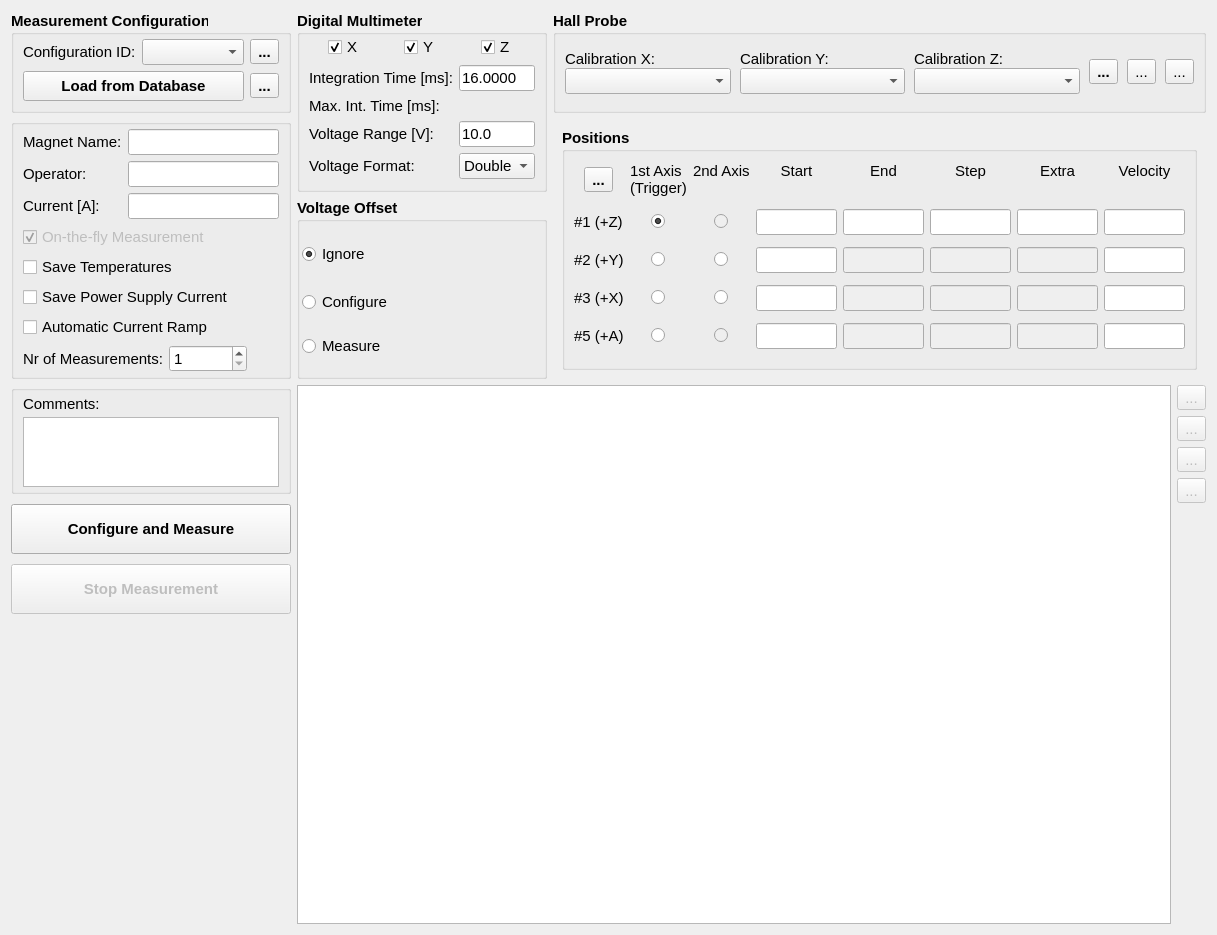
Old version of the form hallbench/gui/ui/measurementwidget.ui in the repository lnls-ima/hall-bench-control.
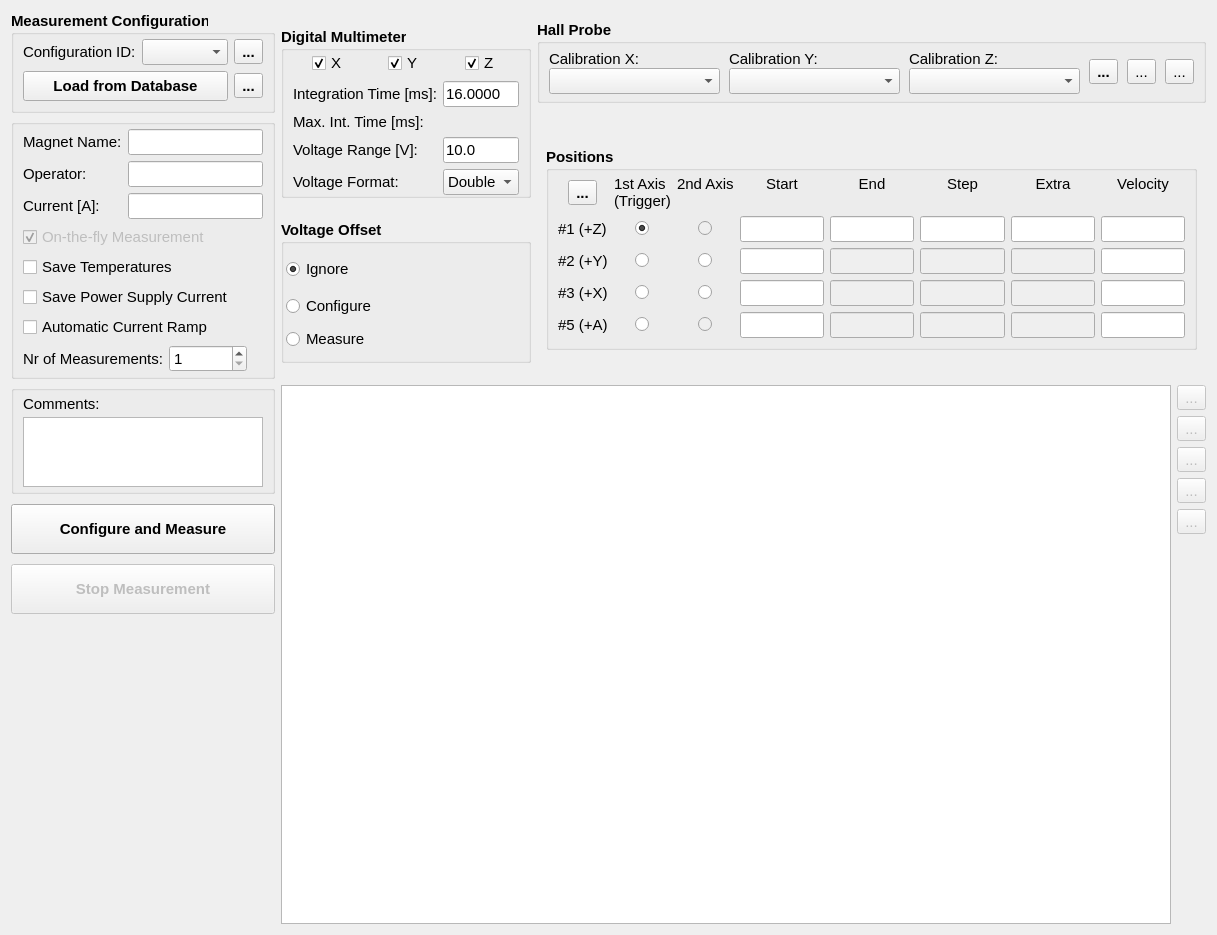
New version of the form. Icons and pictures are not drawn. Custom widgets are drawn as their Qt base class.

The edit to the form file:
```diff
--- a/hallbench/gui/ui/measurementwidget.ui
+++ b/hallbench/gui/ui/measurementwidget.ui
@@ -21,6 +21,12 @@
   <layout class="QGridLayout" name="gridLayout_7">
    <item row="1" column="0">
     <widget class="QGroupBox" name="groupBox_4">
+     <property name="sizePolicy">
+      <sizepolicy hsizetype="Preferred" vsizetype="Maximum">
+       <horstretch>0</horstretch>
+       <verstretch>0</verstretch>
+      </sizepolicy>
+     </property>
      <property name="font">
       <font>
        <weight>75</weight>
@@ -252,6 +258,12 @@
    </item>
    <item row="0" column="2">
     <widget class="QGroupBox" name="groupBox_3">
+     <property name="sizePolicy">
+      <sizepolicy hsizetype="Preferred" vsizetype="Maximum">
+       <horstretch>0</horstretch>
+       <verstretch>0</verstretch>
+      </sizepolicy>
+     </property>
      <property name="font">
       <font>
        <weight>75</weight>
@@ -263,10 +275,10 @@
      </property>
      <layout class="QGridLayout" name="gridLayout_6">
       <property name="topMargin">
-       <number>0</number>
+       <number>6</number>
       </property>
       <property name="bottomMargin">
-       <number>0</number>
+       <number>6</number>
       </property>
       <property name="horizontalSpacing">
        <number>9</number>
@@ -574,6 +586,12 @@
      </property>
      <item>
       <widget class="QGroupBox" name="groupBox_6">
+       <property name="sizePolicy">
+        <sizepolicy hsizetype="Preferred" vsizetype="Maximum">
+         <horstretch>0</horstretch>
+         <verstretch>0</verstretch>
+        </sizepolicy>
+       </property>
        <property name="minimumSize">
         <size>
          <width>250</width>
@@ -786,6 +804,12 @@
      </item>
      <item>
       <widget class="QGroupBox" name="groupBox_7">
+       <property name="sizePolicy">
+        <sizepolicy hsizetype="Preferred" vsizetype="Maximum">
+         <horstretch>0</horstretch>
+         <verstretch>0</verstretch>
+        </sizepolicy>
+       </property>
        <property name="font">
         <font>
          <weight>75</weight>
@@ -800,13 +824,13 @@
          <number>2</number>
         </property>
         <property name="topMargin">
-         <number>0</number>
+         <number>4</number>
         </property>
         <property name="rightMargin">
          <number>2</number>
         </property>
         <property name="bottomMargin">
-         <number>0</number>
+         <number>4</number>
         </property>
         <property name="verticalSpacing">
          <number>0</number>
@@ -1001,6 +1025,12 @@
      <property name="enabled">
       <bool>true</bool>
      </property>
+     <property name="sizePolicy">
+      <sizepolicy hsizetype="Preferred" vsizetype="Maximum">
+       <horstretch>0</horstretch>
+       <verstretch>0</verstretch>
+      </sizepolicy>
+     </property>
      <property name="lineWidth">
       <number>1</number>
      </property>
@@ -1686,7 +1716,27 @@
         </widget>
        </item>
        <item>
-        <widget class="QToolButton" name="tbt_view_scan">
+        <widget class="QToolButton" name="tbt_view_voltage_scan">
+         <property name="enabled">
+          <bool>false</bool>
+         </property>
+         <property name="text">
+          <string>...</string>
+         </property>
+         <property name="icon">
+          <iconset>
+           <normaloff>../../resources/img/alpha_v.svg</normaloff>../../resources/img/alpha_v.svg</iconset>
+         </property>
+         <property name="iconSize">
+          <size>
+           <width>32</width>
+           <height>32</height>
+          </size>
+         </property>
+        </widget>
+       </item>
+       <item>
+        <widget class="QToolButton" name="tbt_view_field_scan">
          <property name="enabled">
           <bool>false</bool>
          </property>
@@ -1698,7 +1748,7 @@
          </property>
          <property name="icon">
           <iconset>
-           <normaloff>../../resources/img/plot.svg</normaloff>../../resources/img/plot.svg</iconset>
+           <normaloff>../../resources/img/alpha_b.svg</normaloff>../../resources/img/alpha_b.svg</iconset>
          </property>
          <property name="iconSize">
           <size>
@@ -1789,7 +1839,7 @@
           <item>
            <widget class="QTextEdit" name="te_comments">
             <property name="sizePolicy">
-             <sizepolicy hsizetype="Fixed" vsizetype="Fixed">
+             <sizepolicy hsizetype="Preferred" vsizetype="Fixed">
               <horstretch>0</horstretch>
               <verstretch>0</verstretch>
              </sizepolicy>
```
Left out of the diff: 2 changed lines with no effect on the pictures.
